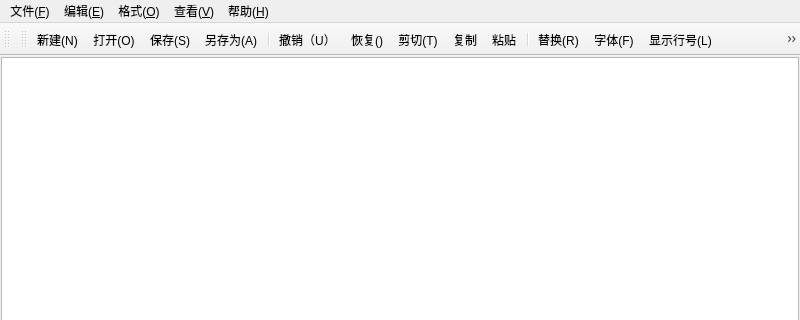
Above: mainwindow.ui from zhuguotiao/Lab2 before the change; both pictures show x 0 to 800 and y 0 to 320 of the 800 by 600 pixel window. Below: the same form after it.
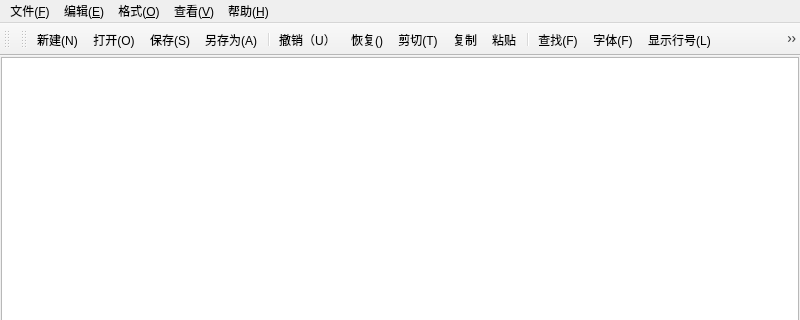
That is the form after the change. Icons and pictures are not drawn.

Diff of the .ui file:
```diff
--- a/mainwindow.ui
+++ b/mainwindow.ui
@@ -122,7 +122,7 @@
    <addaction name="actionCopy"/>
    <addaction name="actionPaste"/>
    <addaction name="separator"/>
-   <addaction name="actionReplace"/>
+   <addaction name="actionFind"/>
    <addaction name="actionFont"/>
    <addaction name="actionLineNumber"/>
    <addaction name="actionWrap"/>
```
Left out of the diff: 5 changed lines with no effect on the pictures.
